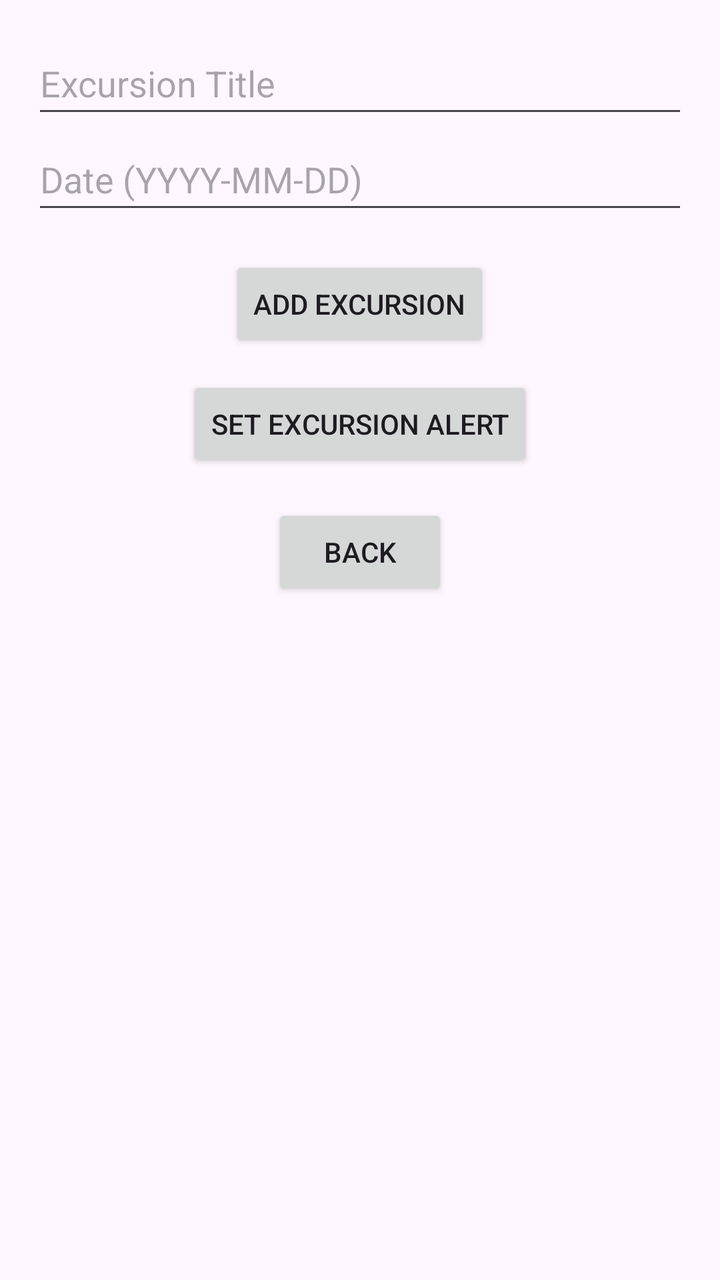
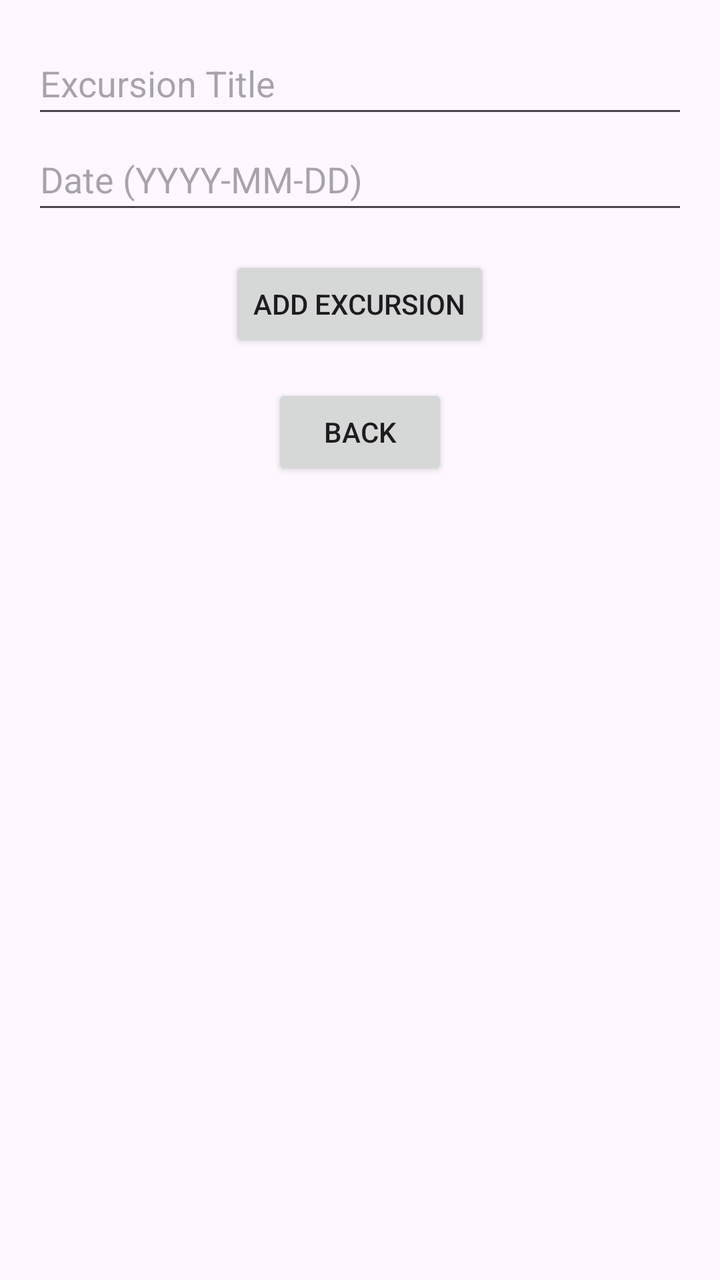

Before-and-after screenshots of an Android layout around one commit, followed by the original layout XML and the change that was made.
<!-- AndroidManifest.xml: application theme Theme.D308VacationPlanner -->
<!-- res/layout/activity_excursion.xml -->
<?xml version="1.0" encoding="utf-8"?>
<LinearLayout xmlns:android="http://schemas.android.com/apk/res/android"
    android:layout_width="match_parent"
    android:layout_height="match_parent"
    android:orientation="vertical"
    android:padding="16dp">

    <EditText
        android:id="@+id/editTextExcursionTitle"
        android:layout_width="match_parent"
        android:layout_height="48dp"
        android:hint="Excursion Title"
        android:inputType="text" />

    <EditText
        android:id="@+id/editTextExcursionDate"
        android:layout_width="match_parent"
        android:layout_height="48dp"
        android:hint="Date (YYYY-MM-DD)"
        android:inputType="date" />

    <Button
        android:id="@+id/buttonAddExcursion"
        android:layout_width="wrap_content"
        android:layout_height="48dp"
        android:text="Add Excursion"
        android:layout_gravity="center"
        android:layout_marginTop="16dp" />

    <Button
        android:id="@+id/buttonSetExcursionAlert"
        android:layout_width="wrap_content"
        android:layout_height="48dp"
        android:text="Set Excursion Alert"
        android:layout_gravity="center"
        android:layout_marginTop="12dp" />

    <Button
        android:id="@+id/buttonBack"
        android:layout_width="wrap_content"
        android:layout_height="48dp"
        android:text="Back"
        android:layout_gravity="center"
        android:layout_marginTop="16dp" />

</LinearLayout>
<!-- resources referenced by this layout -->
<resources>
  <style name="Theme.D308VacationPlanner" parent="Base.Theme.D308VacationPlanner" />
  <style name="Base.Theme.D308VacationPlanner" parent="Theme.Material3.DayNight">
          
          <item name="colorPrimary">@color/colorPrimary</item>
      </style>
  <color name="colorPrimary">#002147</color>
</resources>

<!-- the commit's change to res/layout/activity_excursion.xml (unified diff, before → after) -->
@@ -28,14 +28,6 @@
         android:layout_marginTop="16dp" />
 
     <Button
-        android:id="@+id/buttonSetExcursionAlert"
-        android:layout_width="wrap_content"
-        android:layout_height="48dp"
-        android:text="Set Excursion Alert"
-        android:layout_gravity="center"
-        android:layout_marginTop="12dp" />
-
-    <Button
         android:id="@+id/buttonBack"
         android:layout_width="wrap_content"
         android:layout_height="48dp"
@@ -43,4 +35,14 @@
         android:layout_gravity="center"
         android:layout_marginTop="16dp" />
 
+    <TextView
+        android:id="@+id/textViewVacationInfo"
+        android:layout_width="match_parent"
+        android:layout_height="48dp"
+        android:text=""
+        android:textSize="14sp"
+        android:textStyle="italic"
+        android:layout_marginTop="24dp"
+        android:gravity="center" />
+
 </LinearLayout>
